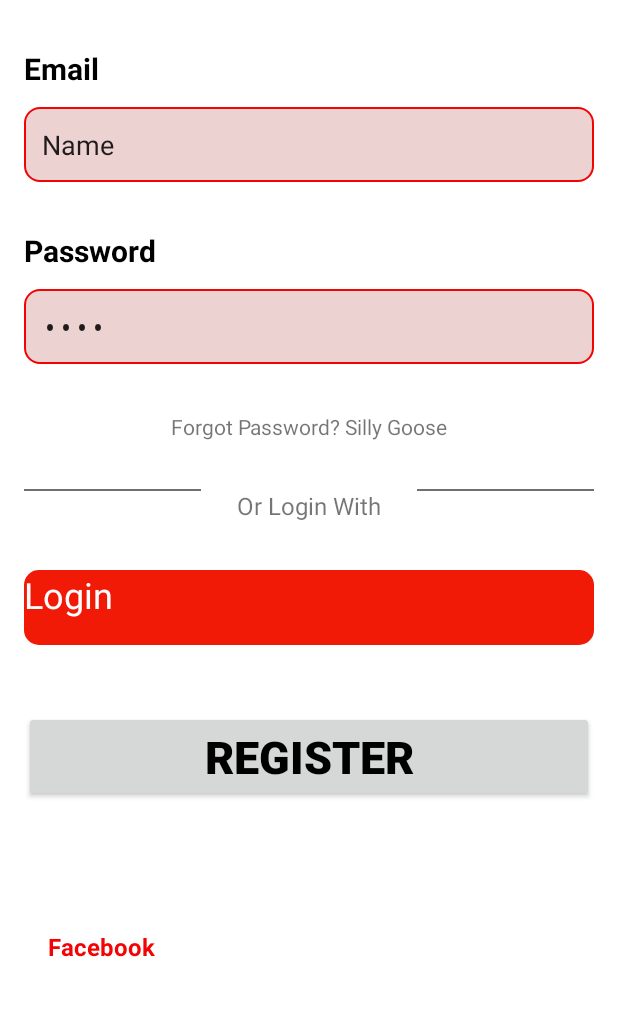
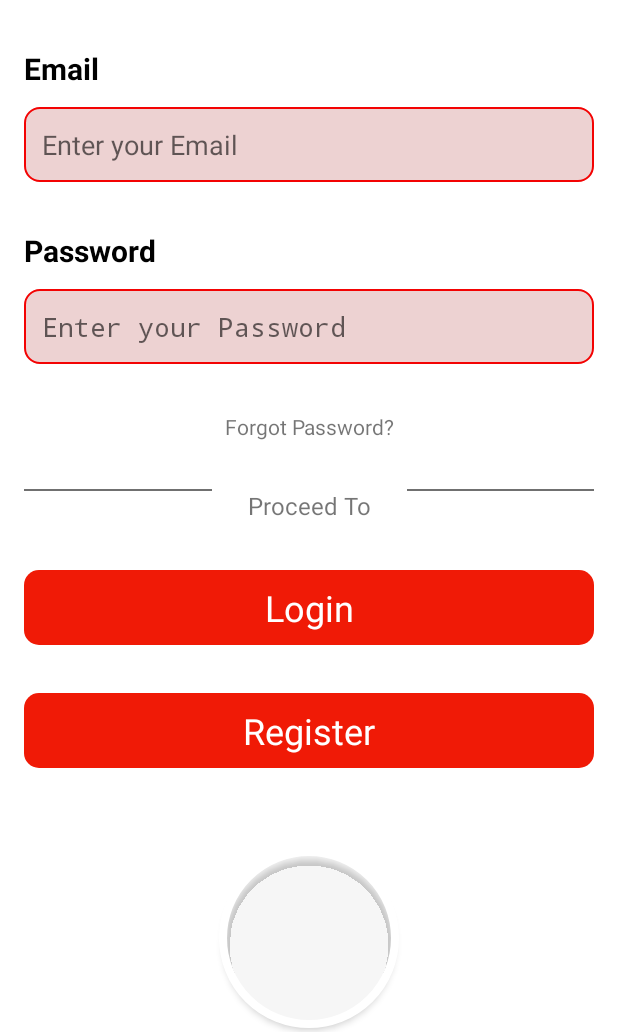
Before and after one commit to TurtleIt31/AndriodRushAPp, an Android app built with Jetpack Compose: the LoginActivity screen opened directly, with no data from a screen before it, on a phone screen of 412 x 824 dp, the part 204-1236 px from its top. Run offline under Robolectric (Android 15) with nearby library versions, the phone set to English and light mode, and no system bars; our stand-ins replace CircleImageView.

Commit message:
added logo to login page, revamped buttons on dashboard to be more visible.

```diff
--- a/app/src/main/res/layout/activity_login.xml
+++ b/app/src/main/res/layout/activity_login.xml
@@ -24,73 +24,6 @@
             app:layout_constraintStart_toStartOf="parent"
             app:srcCompat="@drawable/bottom_wave" />
 
-        <LinearLayout
-            android:layout_width="match_parent"
-            android:layout_height="match_parent"
-            android:layout_marginStart="16dp"
-            android:layout_marginEnd="16dp"
-            android:layout_marginBottom="32dp"
-            android:orientation="horizontal"
-            app:layout_constraintBottom_toBottomOf="parent"
-            app:layout_constraintEnd_toEndOf="parent"
-            app:layout_constraintStart_toStartOf="parent">
-
-            <LinearLayout
-                android:id="@+id/facebookBtn1"
-                android:layout_width="0dp"
-                android:layout_height="match_parent"
-                android:layout_marginEnd="16dp"
-                android:layout_weight="0.5"
-                android:background="@drawable/white_bg"
-                android:orientation="horizontal">
-
-                <ImageView
-                    android:id="@+id/fbIcon1"
-                    android:layout_width="wrap_content"
-                    android:layout_height="wrap_content"
-                    android:layout_margin="8dp"
-                    app:srcCompat="@drawable/facebook" />
-
-                <TextView
-                    android:id="@+id/fbLabel1"
-                    android:layout_width="wrap_content"
-                    android:layout_height="wrap_content"
-                    android:layout_gravity="center_vertical"
-                    android:layout_weight="1"
-                    android:text="Facebook"
-                    android:textColor="@color/red"
-                    android:textSize="16sp"
-                    android:textStyle="bold" />
-            </LinearLayout>
-
-            <LinearLayout
-                android:id="@+id/googleBtn1"
-                android:layout_width="0dp"
-                android:layout_height="50dp"
-                android:layout_marginStart="16dp"
-                android:layout_weight="0.5"
-                android:background="@drawable/white_border"
-                android:orientation="horizontal">
-
-                <ImageView
-                    android:id="@+id/imageView121"
-                    android:layout_width="wrap_content"
-                    android:layout_height="wrap_content"
-                    android:layout_margin="8dp"
-                    app:srcCompat="@drawable/google" />
-
-                <TextView
-                    android:id="@+id/googleLabel1"
-                    android:layout_width="wrap_content"
-                    android:layout_height="wrap_content"
-                    android:layout_gravity="center_vertical"
-                    android:layout_weight="1"
-                    android:text="Google"
-                    android:textColor="@color/white"
-                    android:textSize="16sp"
-                    android:textStyle="bold" />
-            </LinearLayout>
-        </LinearLayout>
     </androidx.constraintlayout.widget.ConstraintLayout>
 
     <ScrollView
@@ -135,7 +68,6 @@
                 android:hint="Enter your Email"
                 android:inputType="text"
                 android:padding="12dp"
-                android:text="Name"
                 android:textSize="18sp" />
 
             <TextView
@@ -158,7 +90,6 @@
                 android:hint="Enter your Password"
                 android:inputType="textPassword"
                 android:padding="12dp"
-                android:text="Name"
                 android:textSize="18sp" />
 
 
@@ -167,7 +98,7 @@
                 android:layout_width="match_parent"
                 android:layout_height="wrap_content"
                 android:layout_marginTop="32dp"
-                android:text="Forgot Password? Silly Goose"
+                android:text="Forgot Password?"
                 android:textAlignment="center" />
 
             <LinearLayout
@@ -190,7 +121,7 @@
                     android:layout_height="wrap_content"
                     android:layout_marginStart="24dp"
                     android:layout_marginEnd="24dp"
-                    android:text="Or Login With"
+                    android:text="Proceed To"
                     android:textSize="16sp" />
 
                 <View
@@ -209,22 +140,26 @@
                 android:layout_width="match_parent"
                 android:layout_height="50dp"
                 android:layout_marginTop="32dp"
+                android:gravity="center"
                 android:background="@drawable/orange_bg"
                 android:text="Login"
                 android:textColor="@color/white"
                 android:textSize="24sp" />
 
-            <Button
+            <androidx.appcompat.widget.AppCompatButton
                 android:id="@+id/registerTextBtn"
                 android:layout_width="match_parent"
-                android:layout_height="wrap_content"
-                android:layout_marginTop="44dp"
+                android:layout_height="50dp"
+                android:layout_marginTop="32dp"
+                android:background="@drawable/orange_bg"
+                android:gravity="center"
                 android:text="Register"
-                android:textColor="@color/black"
-                android:textSize="30sp"
-                android:textStyle="bold" />
+                android:textColor="@color/white"
+                android:textSize="24sp" />
 
         </LinearLayout>
+
+
     </ScrollView>
 
     <androidx.constraintlayout.widget.ConstraintLayout
@@ -245,72 +180,26 @@
             app:layout_constraintStart_toStartOf="parent"
             app:srcCompat="@drawable/bottom_wave" />
 
-        <LinearLayout
+        <androidx.constraintlayout.widget.ConstraintLayout
             android:layout_width="match_parent"
-            android:layout_height="match_parent"
-            android:layout_marginStart="16dp"
-            android:layout_marginEnd="16dp"
-            android:layout_marginBottom="32dp"
-            android:orientation="horizontal"
-            app:layout_constraintBottom_toBottomOf="parent"
-            app:layout_constraintEnd_toEndOf="parent"
-            app:layout_constraintStart_toStartOf="parent">
+            android:layout_height="match_parent">
 
-            <LinearLayout
-                android:id="@+id/facebookBtn"
-                android:layout_width="0dp"
-                android:layout_height="match_parent"
-                android:layout_marginEnd="16dp"
-                android:layout_weight="0.5"
-                android:background="@drawable/white_bg"
-                android:orientation="horizontal">
+            <com.google.android.material.imageview.ShapeableImageView
+                android:id="@+id/imageView6"
+                android:layout_width="125dp"
+                android:layout_height="125dp"
+                android:elevation="3dp"
+                android:padding="5dp"
+                android:scaleType="centerCrop"
+                app:layout_constraintBottom_toBottomOf="parent"
+                app:layout_constraintEnd_toEndOf="parent"
+                app:layout_constraintStart_toStartOf="parent"
+                app:shapeAppearanceOverlay="@style/CircleImageView"
+                app:strokeColor="@color/white"
+                app:strokeWidth="5dp"
+                tools:srcCompat="@drawable/profile" />
 
-                <ImageView
-                    android:id="@+id/fbIcon"
-                    android:layout_width="wrap_content"
-                    android:layout_height="wrap_content"
-                    android:layout_margin="8dp"
-                    app:srcCompat="@drawable/facebook" />
+        </androidx.constraintlayout.widget.ConstraintLayout>
 
-                <TextView
-                    android:id="@+id/fbLabel"
-                    android:layout_width="wrap_content"
-                    android:layout_height="wrap_content"
-                    android:layout_gravity="center_vertical"
-                    android:layout_weight="1"
-                    android:text="Facebook"
-                    android:textColor="@color/red"
-                    android:textSize="16sp"
-                    android:textStyle="bold" />
-            </LinearLayout>
-
-            <LinearLayout
-                android:id="@+id/googleBtn"
-                android:layout_width="0dp"
-                android:layout_height="50dp"
-                android:layout_marginStart="16dp"
-                android:layout_weight="0.5"
-                android:background="@drawable/white_border"
-                android:orientation="horizontal">
-
-                <ImageView
-                    android:id="@+id/imageView12"
-                    android:layout_width="wrap_content"
-                    android:layout_height="wrap_content"
-                    android:layout_margin="8dp"
-                    app:srcCompat="@drawable/google" />
-
-                <TextView
-                    android:id="@+id/googleLabel"
-                    android:layout_width="wrap_content"
-                    android:layout_height="wrap_content"
-                    android:layout_gravity="center_vertical"
-                    android:layout_weight="1"
-                    android:text="Google"
-                    android:textColor="@color/white"
-                    android:textSize="16sp"
-                    android:textStyle="bold" />
-            </LinearLayout>
-        </LinearLayout>
     </androidx.constraintlayout.widget.ConstraintLayout>
 </androidx.constraintlayout.widget.ConstraintLayout>
--- a/app/src/main/res/layout/activity_profile.xml
+++ b/app/src/main/res/layout/activity_profile.xml
@@ -56,7 +56,7 @@
                     app:layout_constraintStart_toStartOf="parent"
                     app:layout_constraintTop_toBottomOf="@+id/imageView3"
                     app:shapeAppearanceOverlay="@style/CircleImageView"
-                    app:strokeColor="@color/white"
+                    app:strokeColor="#FDFDFD"
                     app:strokeWidth="5dp"
                     tools:srcCompat="@drawable/profile" />
 
@@ -87,12 +87,13 @@
 
                     <Button
                         android:id="@+id/buttonView5"
-                        android:layout_width="wrap_content"
+                        android:layout_width="251dp"
                         android:layout_height="wrap_content"
                         android:layout_marginStart="16dp"
-                        android:layout_weight="1"
+                        android:background="@drawable/orange_bg"
+                        android:gravity="center"
                         android:text="Edit Profile"
-                        android:textColor="@color/black"
+                        android:textColor="@color/white"
                         android:textSize="16sp"
                         android:textStyle="bold" />
 
@@ -115,12 +116,13 @@
 
                     <Button
                         android:id="@+id/buttonView6"
-                        android:layout_width="wrap_content"
+                        android:layout_width="251dp"
                         android:layout_height="wrap_content"
                         android:layout_marginStart="16dp"
-                        android:layout_weight="1"
+                        android:background="@drawable/orange_bg"
+                        android:gravity="center"
                         android:text="Schedule Appointment"
-                        android:textColor="@color/black"
+                        android:textColor="@color/white"
                         android:textSize="16sp"
                         android:textStyle="bold" />
 
@@ -142,13 +144,14 @@
                         app:srcCompat="@drawable/edit_profile" />
 
                     <Button
-                        android:id="@+id/ButtonView7"
-                        android:layout_width="wrap_content"
+                        android:id="@+id/buttonView7"
+                        android:layout_width="251dp"
                         android:layout_height="wrap_content"
                         android:layout_marginStart="16dp"
-                        android:layout_weight="1"
+                        android:background="@drawable/orange_bg"
+                        android:gravity="center"
                         android:text="Manage Vehicles"
-                        android:textColor="@color/black"
+                        android:textColor="@color/white"
                         android:textSize="16sp"
                         android:textStyle="bold" />
 
@@ -171,12 +174,13 @@
 
                     <Button
                         android:id="@+id/buttonView9"
-                    android:layout_width="wrap_content"
+                        android:layout_width="251dp"
                         android:layout_height="wrap_content"
                         android:layout_marginStart="16dp"
-                    android:layout_weight="1"
+                        android:background="@drawable/orange_bg"
+                        android:gravity="center"
                         android:text="View Invoices"
-                    android:textColor="@color/black"
+                        android:textColor="@color/white"
                         android:textSize="16sp"
                         android:textStyle="bold" />
 
@@ -199,12 +203,13 @@
 
                     <Button
                         android:id="@+id/buttonView10"
-                        android:layout_width="wrap_content"
+                        android:layout_width="251dp"
                         android:layout_height="wrap_content"
                         android:layout_marginStart="16dp"
-                        android:layout_weight="1"
+                        android:background="@drawable/orange_bg"
+                        android:gravity="center"
                         android:text="My Mechanics"
-                        android:textColor="@color/black"
+                        android:textColor="@color/white"
                         android:textSize="16sp"
                         android:textStyle="bold" />
 
```
Lines whose indentation alone changed are shown as unchanged.
